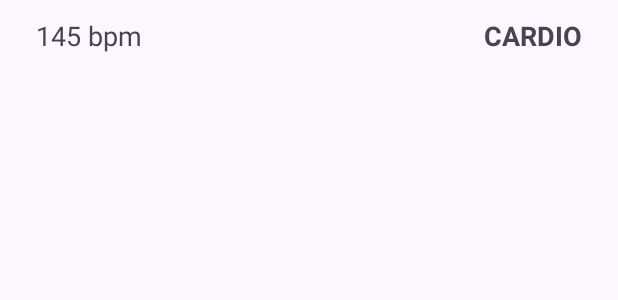
After one commit to mci-appdev/ZoneCheck, an Android app: the layout item_reading.xml on its own in the app's theme, with its tools: preview values and no code run, on a phone screen of 412 x 824 dp. The commit adds this screen. Shown: the top 300 px of the screen. Run offline under Robolectric (Android 15) with nearby library versions, the phone set to English and light mode, and no system bars.

Commit message:
Lesson 4, Build-Along 3: the list and the Share button
item_reading.xml, ReadingAdapter (three holes), RecyclerView between summary
and Share button, the share sheet via an implicit Intent.

```diff
--- /dev/null
+++ b/app/src/main/res/layout/item_reading.xml
@@ -0,0 +1,28 @@
+<?xml version="1.0" encoding="utf-8"?>
+<!-- one row of the readings list -->
+<LinearLayout xmlns:android="http://schemas.android.com/apk/res/android"
+    xmlns:tools="http://schemas.android.com/tools"
+    android:layout_width="match_parent"
+    android:layout_height="wrap_content"
+    android:orientation="horizontal"
+    android:minHeight="48dp"
+    android:gravity="center_vertical"
+    android:paddingHorizontal="24dp">
+
+    <TextView
+        android:id="@+id/txtBpm"
+        android:layout_width="0dp"
+        android:layout_weight="1"
+        android:layout_height="wrap_content"
+        android:textSize="18sp"
+        tools:text="145 bpm" />
+
+    <TextView
+        android:id="@+id/txtZone"
+        android:layout_width="wrap_content"
+        android:layout_height="wrap_content"
+        android:textSize="18sp"
+        android:textStyle="bold"
+        tools:text="CARDIO" />
+
+</LinearLayout>
```
Also changed, not shown: app/src/main/java/at/mci/zonecheck/ReadingAdapter.java (added, +58 -0 lines), app/src/main/java/at/mci/zonecheck/SessionActivity.java (+17 -0 lines), app/src/main/res/layout/activity_session.xml (+22 -0 lines).
